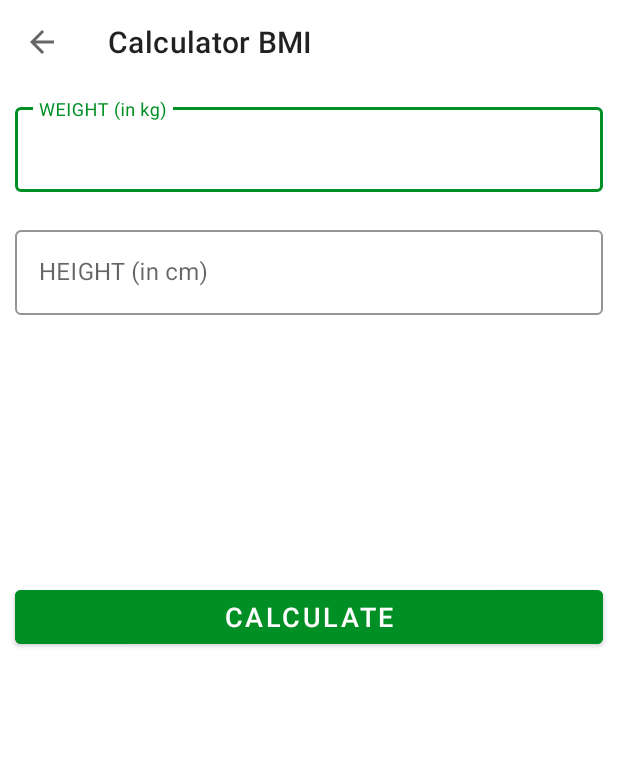
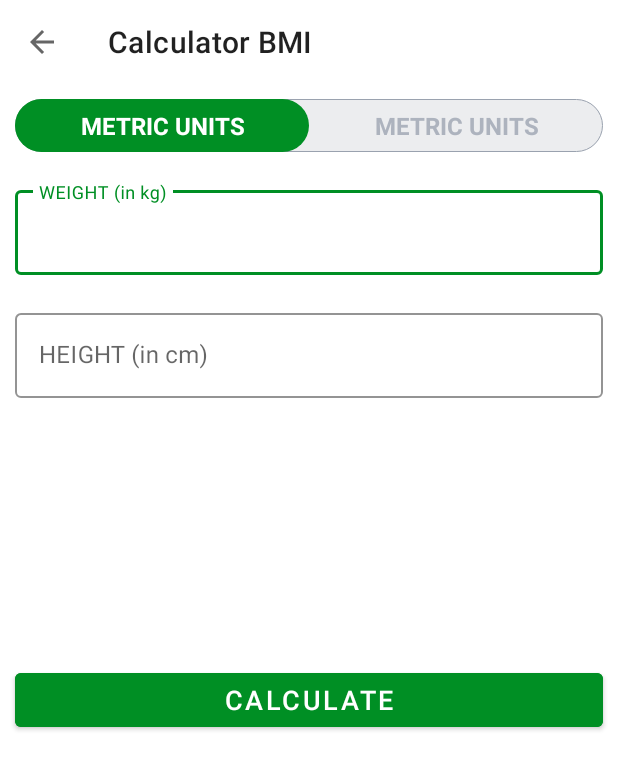
Before and after one commit to tomejake/7MinutesWorkout, an Android app: the BMIActivity screen opened directly, with no data from a screen before it, on a phone screen of 412 x 824 dp. Shown: the top 770 px of the screen. Run offline under Robolectric (Android 15) with nearby library versions, the phone set to English and light mode, and no system bars.

Commit message:
커스텀 BMI UI 구현

```diff
--- /dev/null
+++ b/app/src/main/res/drawable/drawable_radio_group_tap_background.xml
@@ -0,0 +1,12 @@
+<?xml version="1.0" encoding="utf-8"?>
+<shape xmlns:android="http://schemas.android.com/apk/res/android"
+    android:shape="rectangle">
+
+    <solid android:color="#ECEDEF"/>
+
+    <stroke android:width="0.5dp"
+        android:color="#9AA2AF"/>
+
+    <corners android:radius="30dp"/>
+
+</shape>
--- /dev/null
+++ b/app/src/main/res/drawable/drawable_units_tap_selector.xml
@@ -0,0 +1,9 @@
+<?xml version="1.0" encoding="utf-8"?>
+<selector xmlns:android="http://schemas.android.com/apk/res/android">
+    <item android:state_checked="true">
+        <shape android:shape="rectangle">
+            <solid android:color="@color/colorAccent"/>
+            <corners android:radius="30dp"/>
+        </shape>
+    </item>
+</selector>
--- /dev/null
+++ b/app/src/main/res/drawable/drawable_units_tap_text_color_selector.xml
@@ -0,0 +1,5 @@
+<?xml version="1.0" encoding="utf-8"?>
+<selector xmlns:android="http://schemas.android.com/apk/res/android">
+    <item android:state_checked="true" android:color="#FFFFFF"/>
+    <item android:state_checked="false" android:color="#ADB3BE"/>
+</selector>
--- a/app/src/main/res/layout/activity_bmi.xml
+++ b/app/src/main/res/layout/activity_bmi.xml
@@ -14,13 +14,52 @@
         android:layout_height="?android:attr/actionBarSize"
         android:background="#FFFFFF" />
 
+    <RadioGroup
+        android:id="@+id/rgUnits"
+        android:layout_width="match_parent"
+        android:layout_height="wrap_content"
+        android:layout_below="@+id/toolbar_bmi_activity"
+        android:layout_margin="10dp"
+        android:background="@drawable/drawable_radio_group_tap_background"
+        android:orientation="horizontal">
+
+        <RadioButton
+            android:id="@+id/rbMetricUnits"
+            android:layout_width="0dp"
+            android:layout_height="35dp"
+            android:layout_weight="0.5"
+            android:background="@drawable/drawable_units_tap_selector"
+            android:button="@null"
+            android:checked="true"
+            android:gravity="center"
+            android:text="@string/metric_units"
+            android:textColor="@drawable/drawable_units_tap_text_color_selector"
+            android:textSize="16sp"
+            android:textStyle="bold"/>
+
+        <RadioButton
+            android:id="@+id/rbUsUnits"
+            android:layout_width="0dp"
+            android:layout_height="35dp"
+            android:layout_weight="0.5"
+            android:background="@drawable/drawable_units_tap_selector"
+            android:button="@null"
+            android:checked="false"
+            android:gravity="center"
+            android:text="@string/metric_units"
+            android:textColor="@drawable/drawable_units_tap_text_color_selector"
+            android:textSize="16sp"
+            android:textStyle="bold"/>
+
+    </RadioGroup>
+
     <!--positioned below toolbar-->
     <com.google.android.material.textfield.TextInputLayout
         android:id="@+id/tilMetricUnitWeight"
         android:layout_margin="10dp"
         app:boxStrokeColor="@color/colorAccent"
         app:hintTextColor="@color/colorAccent"
-        android:layout_below="@id/toolbar_bmi_activity"
+        android:layout_below="@id/rgUnits"
         style="@style/Widget.MaterialComponents.TextInputLayout.OutlinedBox"
         android:layout_width="match_parent"
         android:layout_height="wrap_content">
--- a/app/src/main/res/values/strings.xml
+++ b/app/src/main/res/values/strings.xml
@@ -19,4 +19,5 @@
     <string name="weight_in_kg">WEIGHT (in kg)</string>
     <string name="your_bmi">YOUR BMI</string>
     <string name="height_in_cm">HEIGHT (in cm)</string>
+    <string name="metric_units">METRIC UNITS</string>
 </resources>
```
